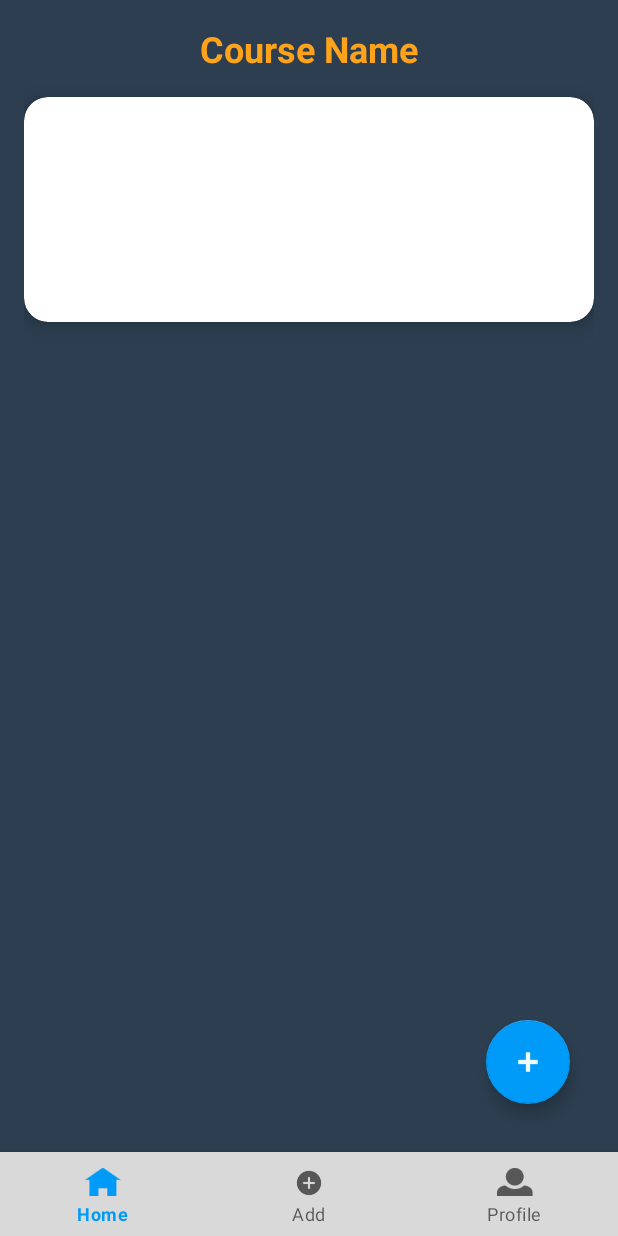
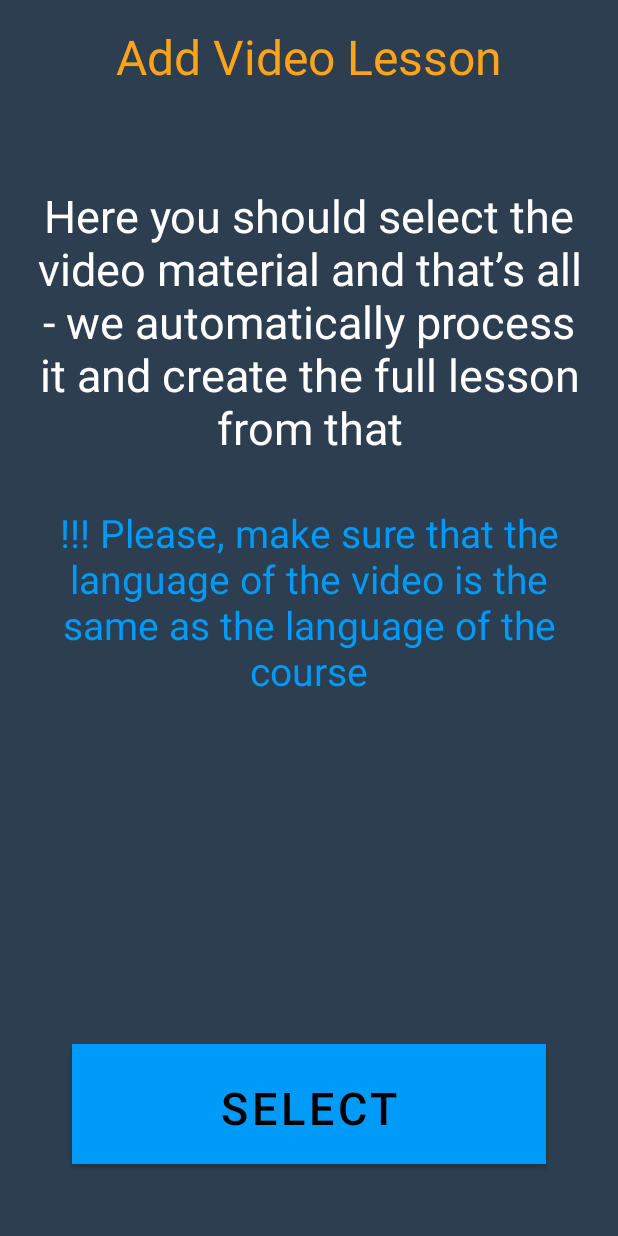
Before and after one commit to Jack-0ut/maverkick-android, an Android app: the fragment EditCourseFragment placed in its activity, after a tap on an icon or button, on a phone screen of 412 x 824 dp. Run offline under Robolectric (Android 15) with nearby library versions, the phone set to English and light mode, and no system bars; our stand-ins replace Dagger/Hilt's generated code, Firebase (no records; nobody signed in at launch, a user with empty details on screens opened directly), navigation-ui; pictures from the network do not load; 6 statements that could not run were skipped.

Commit message:
Added video lesson uploading in the storage

```diff
--- a/app/build.gradle
+++ b/app/build.gradle
@@ -48,6 +48,7 @@ dependencies {
     implementation 'androidx.appcompat:appcompat:1.6.1'
     implementation 'com.google.android.material:material:1.9.0'
     implementation 'androidx.constraintlayout:constraintlayout:2.1.4'
+    implementation 'com.google.firebase:firebase-storage-ktx:20.2.0'
     testImplementation 'junit:junit:4.13.2'
     androidTestImplementation 'androidx.test.ext:junit:1.1.5'
     androidTestImplementation 'androidx.test.espresso:espresso-core:3.5.1'
--- a/app/src/main/java/com/example/app/di/AppModule.kt
+++ b/app/src/main/java/com/example/app/di/AppModule.kt
@@ -9,6 +9,7 @@ import com.example.data.FirebaseService
 import com.example.data.IDatabaseService
 import com.example.data.sharedpref.SharedPrefManager
 import com.google.firebase.auth.FirebaseAuth
+import com.google.firebase.storage.FirebaseStorage
 import dagger.Module
 import dagger.Provides
 import dagger.hilt.InstallIn
@@ -31,6 +32,11 @@ object AppModule {
     @Singleton
     @Provides
     fun provideFirebaseAuth(): FirebaseAuth = FirebaseAuth.getInstance()
+
+    @Singleton
+    @Provides
+    fun provideFirebaseStorage(): FirebaseStorage = FirebaseStorage.getInstance()
+
 
     @Singleton
     @Provides
--- a/auth/src/main/res/layout/fragment_daily_study.xml
+++ b/auth/src/main/res/layout/fragment_daily_study.xml
@@ -11,14 +11,14 @@
         android:layout_width="wrap_content"
         android:layout_height="wrap_content"
         android:orientation="horizontal"
-        app:layout_constraintGuide_percent="0.6" />
+        app:layout_constraintGuide_percent="0.7" />
 
     <ImageView
         android:id="@+id/onboardingImageView"
         android:layout_width="0dp"
         android:layout_height="0dp"
         android:scaleType="centerCrop"
-        android:src="@drawable/onboarding_picture"
+        android:src="@drawable/student_picture_healthy_learnig"
         app:layout_constraintEnd_toEndOf="parent"
         app:layout_constraintStart_toStartOf="parent"
         app:layout_constraintTop_toTopOf="parent"
--- a/common/src/main/res/values/colors.xml
+++ b/common/src/main/res/values/colors.xml
@@ -15,5 +15,5 @@
     <color name="accent_color">#EEFBFF</color>
     <color name="blocks_color">#D9D9D9</color>
     <color name="accent_tone_color">#F9F871</color>
-
+    <color name="main_tone_color">#11181f</color>
 </resources>
--- a/data/build.gradle
+++ b/data/build.gradle
@@ -45,6 +45,7 @@ dependencies {
 
     implementation 'com.google.firebase:firebase-firestore-ktx:24.6.1' // for firebase firestore
     implementation 'com.google.firebase:firebase-auth-ktx:22.0.0' // for firebase authentication
+    implementation 'com.google.firebase:firebase-storage-ktx:20.2.0' // for firebase storage
 
     // Hilt DI
     implementation "com.google.dagger:hilt-android:$rootProject.hilt_version"
--- a/teacher/build.gradle
+++ b/teacher/build.gradle
@@ -48,6 +48,12 @@ dependencies {
     implementation 'com.google.firebase:firebase-auth-ktx:22.0.0'
     kapt "com.google.dagger:hilt-android-compiler:$rootProject.hilt_version"
 
+    // For Glide
+    implementation 'com.github.bumptech.glide:glide:4.12.0'
+    annotationProcessor 'com.github.bumptech.glide:compiler:4.12.0'
+
+    implementation 'com.google.android.exoplayer:exoplayer:2.18.7' // For exoplayer
+
     implementation 'androidx.core:core-ktx:1.10.1'
     implementation 'androidx.appcompat:appcompat:1.6.1'
     implementation 'com.google.android.material:material:1.9.0'
--- a/teacher/src/main/AndroidManifest.xml
+++ b/teacher/src/main/AndroidManifest.xml
@@ -1,8 +1,12 @@
 <?xml version="1.0" encoding="utf-8"?>
 <manifest xmlns:android="http://schemas.android.com/apk/res/android"
     package="com.example.teacher">
+    <uses-permission android:name="android.permission.INTERNET" />
 
     <application>
+        <activity
+            android:name=".addlesson.SelectVideoActivity"
+            android:exported="false" />
         <activity
             android:name=".addlesson.AddLessonActivity"
             android:exported="false" />
--- /dev/null
+++ b/teacher/src/main/java/com/example/teacher/addlesson/SelectVideoActivity.kt
@@ -0,0 +1,50 @@
+package com.example.teacher.addlesson
+
+import android.content.Intent
+import android.net.Uri
+import android.os.Bundle
+import androidx.activity.result.contract.ActivityResultContracts
+import androidx.activity.viewModels
+import androidx.appcompat.app.AppCompatActivity
+import com.example.teacher.databinding.ActivityVideoSelectionBinding
+import dagger.hilt.android.AndroidEntryPoint
+
+/**
+ * Activity for defining the source of video for video-lesson
+ * Here teacher should choose where's that video file and
+ * then choose the file itself
+ **/
+@AndroidEntryPoint
+class SelectVideoActivity : AppCompatActivity() {
+    private lateinit var binding: ActivityVideoSelectionBinding
+    private val viewModel: AddVideoLessonViewModel by viewModels()
+
+    override fun onCreate(savedInstanceState: Bundle?) {
+        super.onCreate(savedInstanceState)
+        binding = ActivityVideoSelectionBinding.inflate(layoutInflater)
+        setContentView(binding.root)
+
+        // Get the courseId from the intent extras
+        val courseId = intent.getStringExtra("COURSE_ID")
+
+        // Set the courseId in the ViewModel
+        if (courseId != null) {
+            viewModel.setCourseId(courseId)
+        }
+
+        binding.btnSelect.setOnClickListener {
+            getContent.launch("video/*")
+        }
+    }
+
+    /** Return the Uri of the chosen video **/
+    private val getContent = registerForActivityResult(ActivityResultContracts.GetContent()) { uri: Uri? ->
+        uri?.let {
+            val intent = Intent(this, AddLessonActivity::class.java)
+            intent.putExtra("VIDEO_URI", uri.toString())
+            intent.putExtra("COURSE_ID", viewModel.courseId.value)
+            startActivity(intent)
+        }
+    }
+
+}
--- a/teacher/src/main/java/com/example/teacher/fragments/EditCourseFragment.kt
+++ b/teacher/src/main/java/com/example/teacher/fragments/EditCourseFragment.kt
@@ -1,5 +1,6 @@
 package com.example.teacher.fragments
 
+import android.content.Intent
 import android.os.Bundle
 import android.view.LayoutInflater
 import android.view.View
@@ -7,6 +8,7 @@ import android.view.ViewGroup
 import androidx.fragment.app.Fragment
 import androidx.fragment.app.viewModels
 import androidx.navigation.fragment.navArgs
+import com.example.teacher.addlesson.SelectVideoActivity
 import com.example.teacher.databinding.FragmentCourseEditBinding
 import com.example.teacher.viewmodels.EditCourseViewModel
 import com.google.android.material.chip.Chip
@@ -49,7 +51,7 @@ class EditCourseFragment : Fragment() {
             // Update course related UI...
             binding.courseName.text = course.courseName
 
-            // Set image for the course poster using a library like Glide or Picasso
+            // TODO Set image for the course poster using a library like Glide or Picasso
             // Glide.with(this).load(course.poster).into(binding.coursePoster)
 
             // Clear old chips if any before adding new ones
@@ -68,8 +70,11 @@ class EditCourseFragment : Fragment() {
             // Here you will likely bind your RecyclerView adapter with the fetched lessons
         }
 
-        binding.addLessonButton.setOnClickListener{
-
+        binding.addLessonButton.setOnClickListener {
+            val intent = Intent(requireContext(), SelectVideoActivity::class.java).apply{
+                putExtra("COURSE_ID", courseId)
+            }
+            startActivity(intent)
         }
     }
 
--- /dev/null
+++ b/teacher/src/main/res/drawable/ic_storage.xml
@@ -0,0 +1,9 @@
+<vector xmlns:android="http://schemas.android.com/apk/res/android"
+    android:width="48dp"
+    android:height="48dp"
+    android:viewportWidth="960"
+    android:viewportHeight="960">
+  <path
+      android:fillColor="#FF000000"
+      android:pathData="m424,587 l260,-167 -260,-167v334ZM260,760q-24,0 -42,-18t-18,-42v-560q0,-24 18,-42t42,-18h560q24,0 42,18t18,42v560q0,24 -18,42t-42,18L260,760ZM260,700h560v-560L260,140v560ZM140,880q-24,0 -42,-18t-18,-42v-620h60v620h620v60L140,880ZM260,140v560,-560Z"/>
+</vector>
--- /dev/null
+++ b/teacher/src/main/res/layout/activity_video_selection.xml
@@ -0,0 +1,63 @@
+<androidx.constraintlayout.widget.ConstraintLayout xmlns:android="http://schemas.android.com/apk/res/android"
+    xmlns:app="http://schemas.android.com/apk/res-auto"
+    android:layout_width="match_parent"
+    android:layout_height="match_parent"
+    android:padding="16dp"
+    android:background="@color/main_color">
+
+    <TextView
+        android:id="@+id/tv_headline"
+        android:layout_width="wrap_content"
+        android:layout_height="wrap_content"
+        android:text="Add Video Lesson"
+        android:textSize="32sp"
+        android:textColor="@color/main_accent_color"
+        app:layout_constraintEnd_toEndOf="parent"
+        app:layout_constraintStart_toStartOf="parent"
+        app:layout_constraintTop_toTopOf="parent" />
+
+    <TextView
+        android:id="@+id/tv_description"
+        android:layout_width="0dp"
+        android:layout_height="wrap_content"
+        android:layout_marginTop="64dp"
+        android:text="Here you should select the video material and that’s all - we automatically process it and create the full lesson from that"
+        android:textColor="@color/white"
+        android:textSize="30sp"
+        android:gravity="center"
+        app:layout_constraintEnd_toEndOf="parent"
+        app:layout_constraintStart_toStartOf="parent"
+        app:layout_constraintTop_toBottomOf="@+id/tv_headline" />
+
+    <TextView
+        android:id="@+id/tv_warning"
+        android:layout_width="0dp"
+        android:layout_height="wrap_content"
+        android:layout_marginTop="32dp"
+        android:gravity="center"
+        android:text="!!! Please, make sure that the language of the video is the same as the language of the course"
+        android:textColor="@color/secondary_color"
+        android:textSize="26sp"
+        app:layout_constraintEnd_toEndOf="parent"
+        app:layout_constraintStart_toStartOf="parent"
+        app:layout_constraintTop_toBottomOf="@+id/tv_description" />
+
+    <Button
+        android:id="@+id/btn_select"
+        android:layout_width="0dp"
+        android:layout_height="80dp"
+        android:layout_marginStart="32dp"
+        android:layout_marginEnd="32dp"
+        android:layout_marginBottom="32dp"
+        android:background="@color/secondary_color"
+        android:drawableStart="@drawable/ic_storage"
+        android:drawablePadding="10dp"
+        android:drawableTint="@color/black"
+        android:padding="16dp"
+        android:text="Select"
+        android:textColor="@color/black"
+        android:textSize="30sp"
+        app:layout_constraintBottom_toBottomOf="parent"
+        app:layout_constraintEnd_toEndOf="parent"
+        app:layout_constraintStart_toStartOf="parent" />
+</androidx.constraintlayout.widget.ConstraintLayout>
```
Also changed, not shown: data/src/main/java/com/example/data/repositories/LessonRepository.kt (+59 -3 lines), teacher/src/main/java/com/example/teacher/addlesson/AddLessonActivity.kt (+87 -2 lines), teacher/src/main/java/com/example/teacher/addlesson/AddVideoLessonViewModel.kt (added, +75 -0 lines), teacher/src/main/res/layout/activity_add_lesson.xml (+36 -2 lines).
